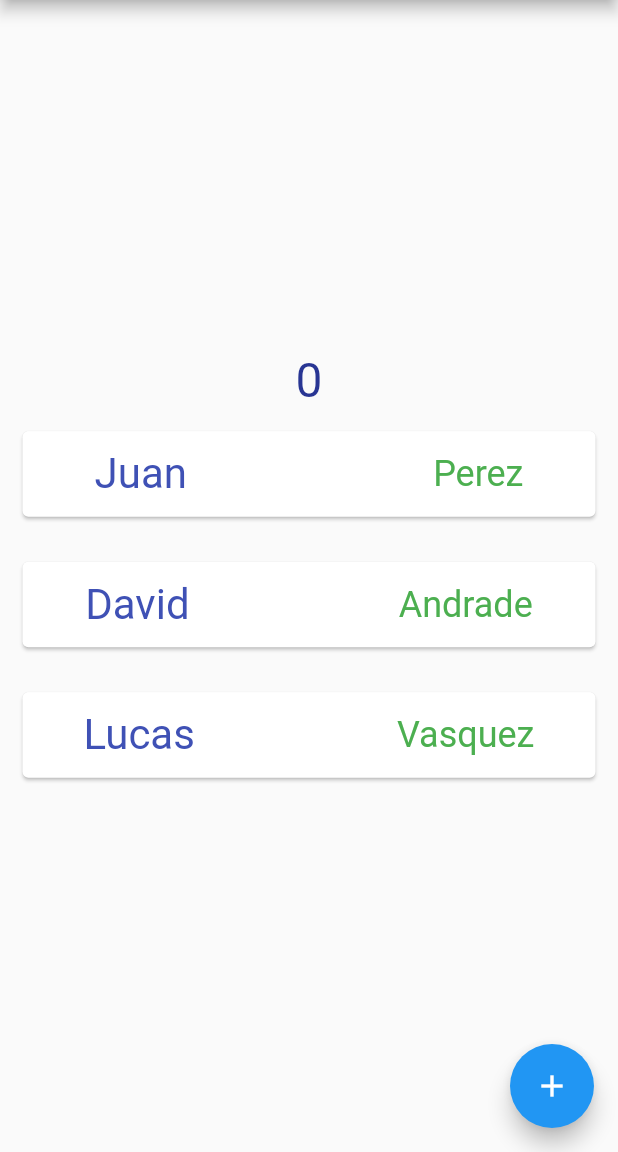
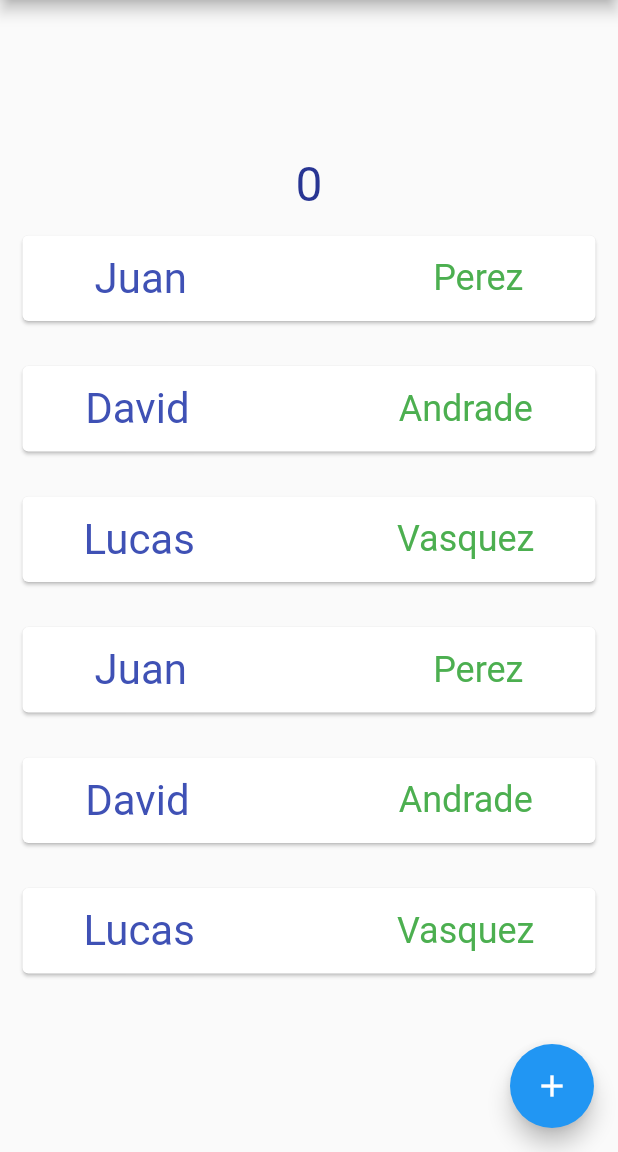
Before and after one commit to Roberth0/mobile, a Flutter app: the screen it shows after launch, on a phone screen of 412 x 824 dp, the part 84-1236 px from its top. Run offline on Flutter 3.47's test engine with Material 2 defaults, Android fonts, the phone set to English and light mode, and no system bars.

Commit message:
extracting ClientWidget

```diff
--- /dev/null
+++ b/coffeshop/lib/ClientWidget.dart
@@ -0,0 +1,25 @@
+import 'package:flutter/material.dart';
+import "client.dart";
+
+
+class ClientWidget extends StatelessWidget {
+  final Client client;
+  const ClientWidget({super.key, required this.client});
+
+  @override
+  Widget build(BuildContext context) {
+    return Card(
+        margin: EdgeInsets.all(15),
+        child: Padding(
+          padding: const EdgeInsets.all(12.0),
+          child: Row(
+              mainAxisAlignment: MainAxisAlignment.spaceAround,
+              children: <Widget>[
+                Text(client.name, style: TextStyle(fontSize: 28, color: Colors.indigo)),
+                SizedBox(width: 20,),
+                Text(client.lastname, style: TextStyle(fontSize: 24, color: Colors.green)),
+              ]),
+        )
+    );
+  }
+}
--- a/coffeshop/lib/client.dart
+++ b/coffeshop/lib/client.dart
@@ -1,7 +1,5 @@
 class Client{
-  String? name;
-  String? lastname;
-
-  Client({this.name, this.lastname});
-
+  String name;
+  String lastname;
+  Client({required this.name, required this.lastname});
 }
--- a/coffeshop/lib/main.dart
+++ b/coffeshop/lib/main.dart
@@ -2,6 +2,7 @@
 
 import 'package:flutter/material.dart';
 import 'client.dart';
+import "ClientWidget.dart";
 
 void main() {
   runApp(MaterialApp(
@@ -60,6 +61,10 @@ class Login extends StatelessWidget {
   }
 }
 
+
+
+
+
 class DataWidget extends StatefulWidget {
   const DataWidget({super.key});
 
@@ -73,7 +78,11 @@ class _DataWidgetState extends State<DataWidget> {
     Client(name: "Juan", lastname: "Perez"),
     Client(name: "David", lastname: "Andrade"),
     Client(name: "Lucas", lastname: "Vasquez"),
+    // Client(name: "Alex", lastname: "Benalcazar"),
   ];
+
+
+
 
 
   Widget ClientTemplate(client) {
@@ -111,6 +120,9 @@ class _DataWidgetState extends State<DataWidget> {
             Column(
               children: clients.map((client) => ClientTemplate(client)).toList(),
             ),
+            Column(
+              children: clients.map((client) => ClientWidget(client: client)).toList(),
+            ),
 
           ]
         ),
```
